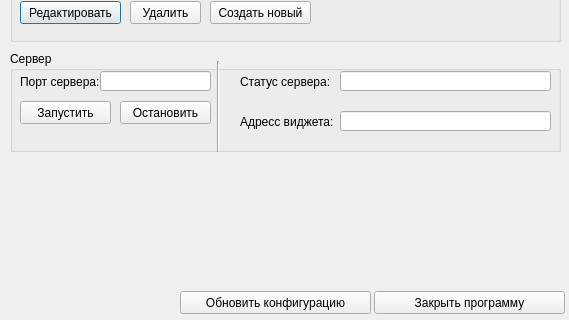
Above: app/ui/main.ui from ENCIDI/PNG-Streamer before the change; both pictures show x 0 to 569 and y 249 to 569 of the 569 by 569 pixel window. Below: the same form after it.
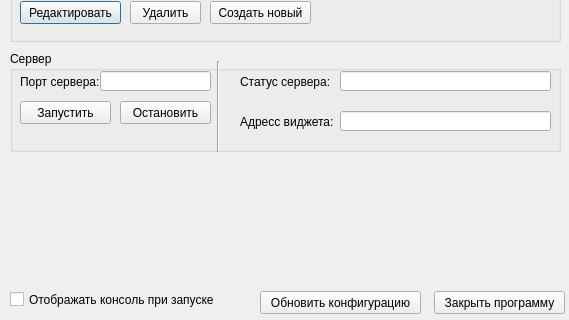
That is the form after the change.

```diff
--- a/app/ui/main.ui
+++ b/app/ui/main.ui
@@ -301,9 +301,9 @@
   <widget class="QPushButton" name="applySettingsButton">
    <property name="geometry">
     <rect>
-     <x>180</x>
+     <x>260</x>
      <y>540</y>
-     <width>191</width>
+     <width>161</width>
      <height>23</height>
     </rect>
    </property>
@@ -314,9 +314,9 @@
   <widget class="QPushButton" name="closeButton">
    <property name="geometry">
     <rect>
-     <x>374</x>
+     <x>434</x>
      <y>540</y>
-     <width>191</width>
+     <width>131</width>
      <height>23</height>
     </rect>
    </property>
@@ -324,6 +324,19 @@
     <string>Закрыть программу</string>
    </property>
   </widget>
+  <widget class="QCheckBox" name="consoleCheckbox">
+   <property name="geometry">
+    <rect>
+     <x>10</x>
+     <y>540</y>
+     <width>221</width>
+     <height>17</height>
+    </rect>
+   </property>
+   <property name="text">
+    <string>Отображать консоль при запуске</string>
+   </property>
+  </widget>
  </widget>
  <resources/>
  <connections/>
```
